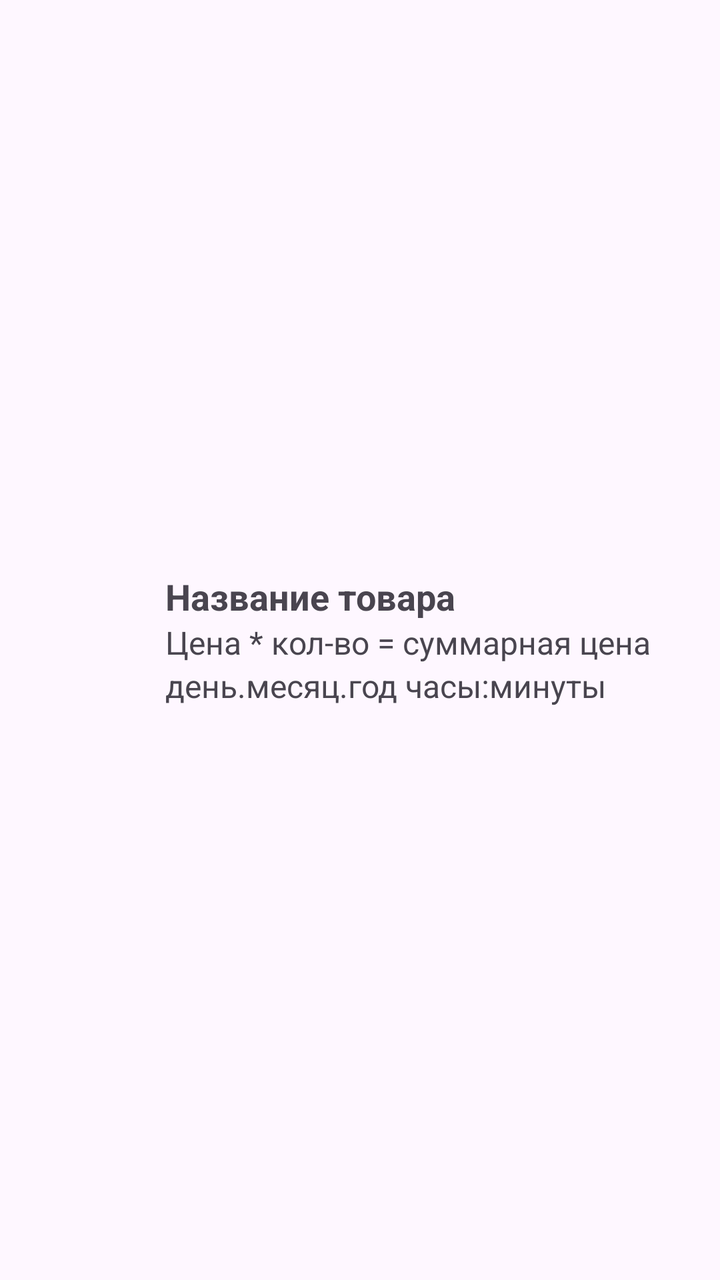
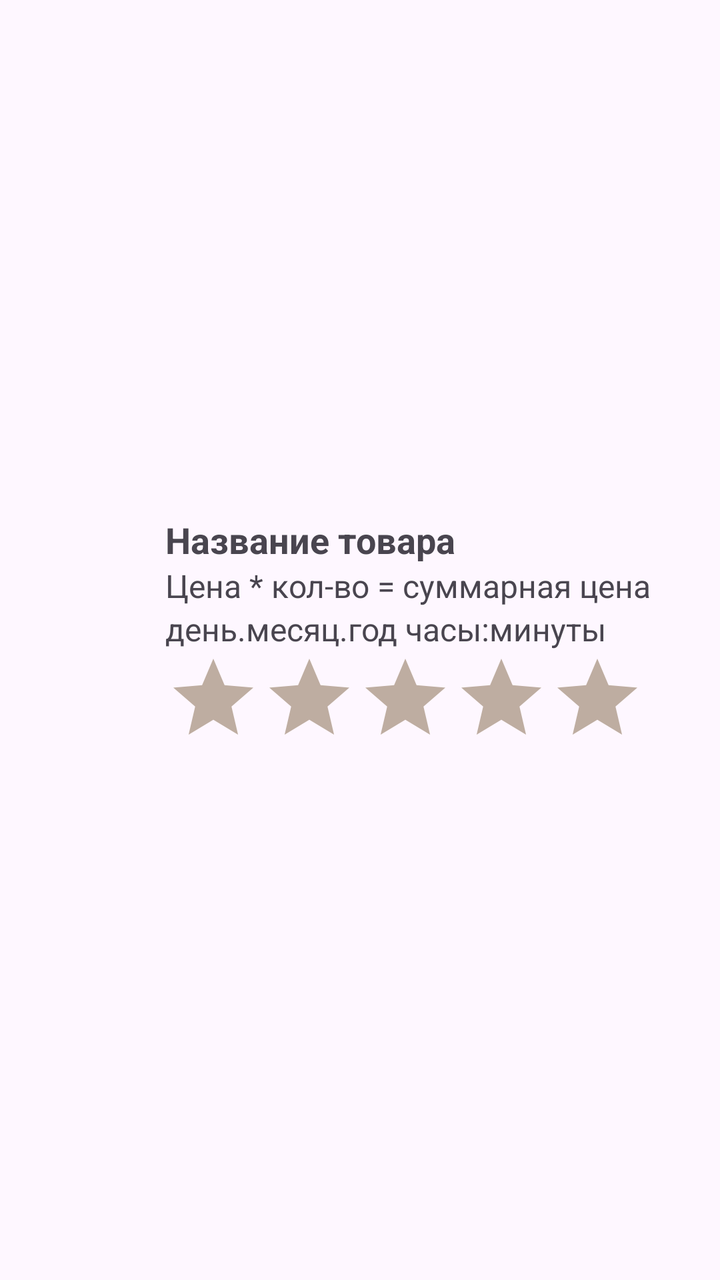

Screens rendered from an Android XML layout before and after an edit, with the pre-edit source and the edit as a unified diff.
<!-- AndroidManifest.xml: application theme Theme.MyApplicationShop -->
<!-- res/layout/item_history.xml -->
<?xml version="1.0" encoding="utf-8"?>
<LinearLayout
    xmlns:android="http://schemas.android.com/apk/res/android"
    android:layout_width="match_parent"
    android:layout_height="wrap_content"
    android:orientation="horizontal"
    android:padding="8px"
    android:gravity="center_vertical">

    <ImageView
        android:id="@+id/ivHistoryImage"
        android:layout_width="64dp"
        android:layout_height="64dp"
        android:layout_marginEnd="16dp"/>

    <LinearLayout
        android:layout_width="0dp"
        android:layout_weight="1"
        android:layout_height="wrap_content"
        android:orientation="vertical">

        <TextView
            android:id="@+id/tvHistoryName"
            android:layout_width="wrap_content"
            android:layout_height="wrap_content"
            android:text="Название товара"
            android:textSize="18sp"
            android:textStyle="bold"/>

        <TextView
            android:id="@+id/tvHistoryPrice"
            android:layout_width="wrap_content"
            android:layout_height="wrap_content"
            android:text="Цена * кол-во = суммарная цена"
            android:textSize="16sp" />

        <TextView
            android:id="@+id/tvHistoryDate"
            android:layout_width="wrap_content"
            android:layout_height="wrap_content"
            android:text="день.месяц.год часы:минуты"
            android:textSize="16sp" />

    </LinearLayout>


</LinearLayout>
<!-- resources referenced by this layout -->
<resources>
  <style name="Theme.MyApplicationShop" parent="Base.Theme.MyApplicationShop" />
  <style name="Base.Theme.MyApplicationShop" parent="Theme.Material3.DayNight.NoActionBar">
          
          
      </style>
</resources>

<!-- the commit's change to res/layout/item_history.xml (unified diff, before → after) -->
@@ -41,6 +41,17 @@
             android:text="день.месяц.год часы:минуты"
             android:textSize="16sp" />
 
+        <RatingBar
+            android:id="@+id/rbHistory"
+            android:layout_width="wrap_content"
+            android:layout_height="wrap_content"
+            android:numStars="5"
+            android:stepSize="0.5"
+            android:progressTint="@color/orange"
+            android:progressBackgroundTint="@color/grey"
+            android:rating="0"/>
+
+
     </LinearLayout>
 
 
<!-- resource entries referenced after the edit -->
@@ -1,5 +1,7 @@
 <!-- resources referenced by this layout -->
 <resources>
+  <color name="grey">#beada1</color>
+  <color name="orange">#FF8C00</color>
   <style name="Theme.MyApplicationShop" parent="Base.Theme.MyApplicationShop" />
   <style name="Base.Theme.MyApplicationShop" parent="Theme.Material3.DayNight.NoActionBar">
           
